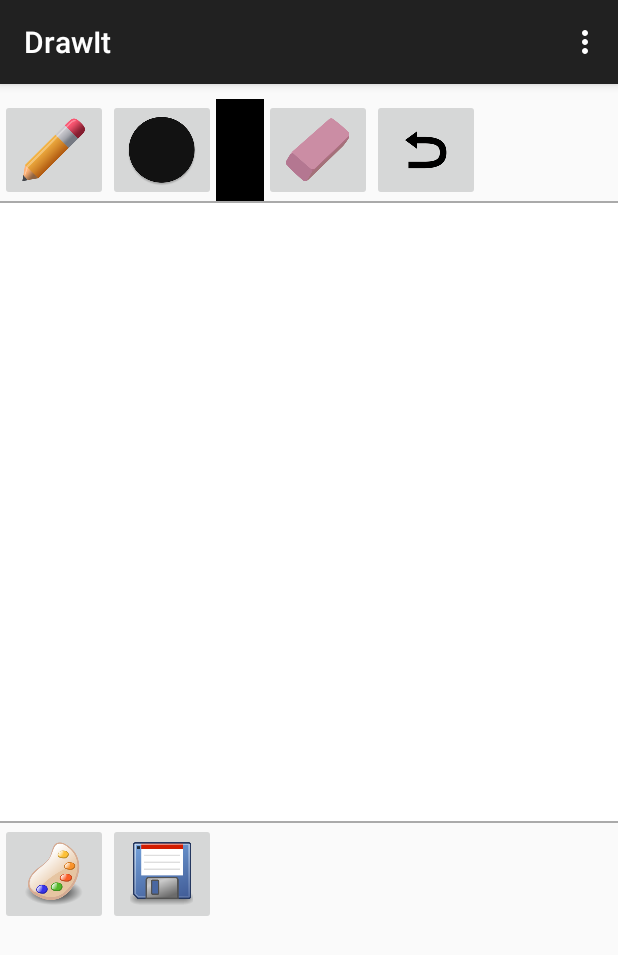
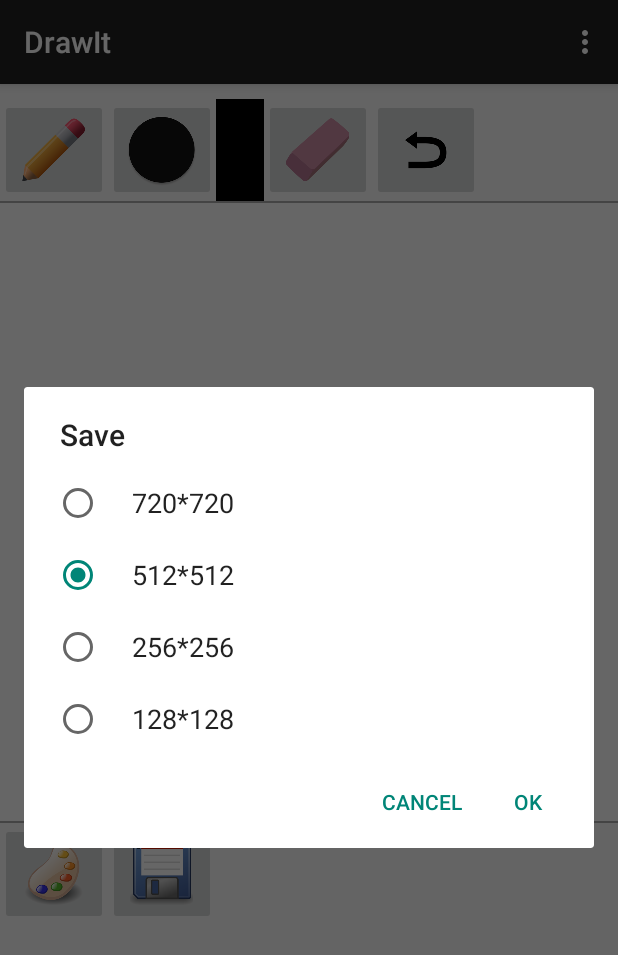
Before and after one commit to aleixpb2/DrawIt, an Android app: the screen it shows after launch (MainActivity), after a tap on an icon or button, on a phone screen of 412 x 824 dp. Shown: the top 955 px of the screen. Run offline under Robolectric (Android 15) with nearby library versions, the phone set to English and light mode, and no system bars.

Commit message:
SaveDialog before being deleted

```diff
--- a/app/src/main/java/com/aleix/drawit/MainActivity.java
+++ b/app/src/main/java/com/aleix/drawit/MainActivity.java
@@ -75,6 +75,33 @@ public class MainActivity extends ActionBarActivity{
             @Override
             public void onClick(View v) {
                 //
+                final String[] resolutions = getResources().getStringArray(R.array.resolutions);
+                Log.d("Resol", resolutions.toString());
+                String resolution = resolutions[1]; /*512*512*/
+                AlertDialog.Builder builder = new AlertDialog.Builder(MainActivity.this);
+                builder.setTitle("Save")
+                        .setSingleChoiceItems(resolutions, 1 /*512*512*/, new DialogInterface.OnClickListener() {
+                            @Override
+                            public void onClick(DialogInterface dialog, int which) {
+                                //resolution = resolutions[which];
+                                Log.d("Res", resolutions[which]);
+                            }
+                        })
+                        .setPositiveButton("Ok", new DialogInterface.OnClickListener() {
+                            @Override
+                            public void onClick(DialogInterface dialog, int which) {
+                                //
+                            }
+                        })
+                        .setNegativeButton("Cancel", new DialogInterface.OnClickListener() {
+                            @Override
+                            public void onClick(DialogInterface dialog, int which) {
+                                dialog.cancel();
+                            }
+                        })
+                        .show();
+
+                //
             }
         });
 
@@ -104,7 +131,6 @@ public class MainActivity extends ActionBarActivity{
                           @Override
                           public void onClick(DialogInterface dialog, int which) {
                               mCustomDrawItView.newImage();
-                              dialog.dismiss();
                           }
                       })
                       .setNegativeButton("Cancel", new DialogInterface.OnClickListener() {
@@ -128,7 +154,7 @@ public class MainActivity extends ActionBarActivity{
                           @Override
                           public void onClick(DialogInterface dialog, int which) {
                               boolean saved = saveImage(); // too much code here, better with this function
-                              if(saved)
+                              if (saved)
                                   Toast.makeText(getApplicationContext(), "Saved", Toast.LENGTH_SHORT).show();
                               else
                                   Toast.makeText(getApplicationContext(), "Error saving", Toast.LENGTH_SHORT).show();
--- /dev/null
+++ b/app/src/main/res/values/arrays.xml
@@ -0,0 +1,10 @@
+<?xml version="1.0" encoding="utf-8"?>
+<resources>
+    <string-array name="resolutions">
+        <item>720*720</item>
+        <item>512*512</item>
+        <item>256*256</item>
+        <item>128*128</item>
+    </string-array>
+
+</resources>
```
Also changed, not shown: app/src/main/java/com/aleix/drawit/SaveDialog.java (added, +33 -0 lines).
